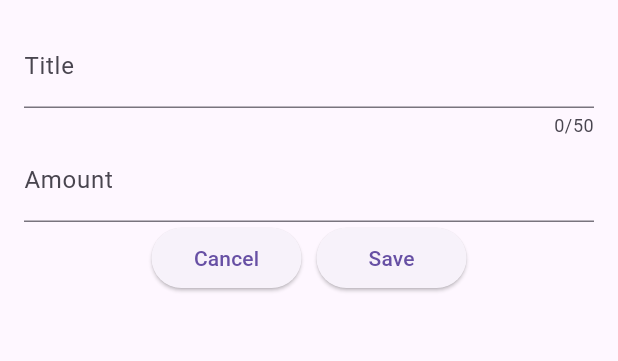
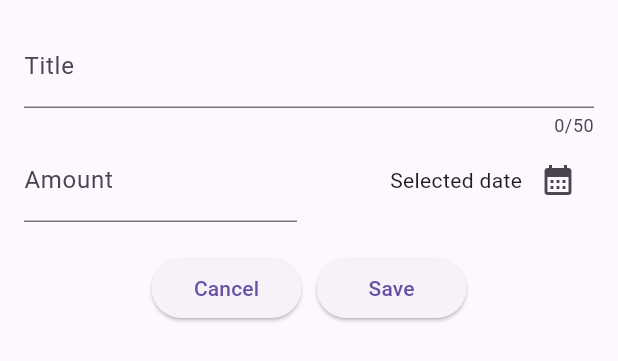
Before and after one commit to yhrjfj/expense_tracker, a Flutter app: the NewExpense widget shown alone on an empty page, opened directly, after a tap on "Save", on a phone screen of 412 x 824 dp. Shown: the top 361 px of the screen. Run offline on Flutter 3.47's test engine with Material 2 defaults, Android fonts, the phone set to English and light mode, and no system bars.

Commit message:
Configure date icon button

```diff
--- a/lib/widgets/new_expense.dart
+++ b/lib/widgets/new_expense.dart
@@ -20,6 +20,17 @@ class _NewExpenseState extends State<NewExpense> {
     super.dispose();
   }
 
+  // Date Picker
+  void _presentDatePicker() {
+    final now = DateTime.now();
+    final firstDate = DateTime(now.year - 1, now.month, now.day);
+    showDatePicker(
+        context: context,
+        initialDate: now,
+        firstDate: firstDate,
+        lastDate: now);
+  }
+
   @override
   Widget build(BuildContext context) {
     return Padding(
@@ -34,14 +45,40 @@ class _NewExpenseState extends State<NewExpense> {
               label: Text('Title'),
             ),
           ),
+          Row(
+            children: [
               // Amount
-          TextField(
+              Expanded(
+                child: TextField(
                   controller: _amountController,
                   keyboardType: TextInputType.number,
                   decoration: const InputDecoration(
                     prefixText: '\$ ',
                     label: Text('Amount'),
                   ),
+                ),
+              ),
+              const SizedBox(
+                width: 16,
+              ),
+              // Date picker
+              Expanded(
+                child: Row(
+                  mainAxisAlignment: MainAxisAlignment.end,
+                  crossAxisAlignment: CrossAxisAlignment.center,
+                  children: [
+                    const Text('Selected date'),
+                    IconButton(
+                      onPressed: _presentDatePicker,
+                      icon: const Icon(Icons.calendar_month),
+                    ),
+                  ],
+                ),
+              ),
+            ],
+          ),
+          const SizedBox(
+            height: 20,
           ),
           // Buttons
           Row(
@@ -65,8 +102,8 @@ class _NewExpenseState extends State<NewExpense> {
                 width: 100,
                 child: ElevatedButton(
                   onPressed: () {
-                    print(_titleController.text);
-                    print(_amountController.text);
+                    // print(_titleController.text);
+                    // print(_amountController.text);
                   },
                   child: const Text('Save'),
                 ),
```
Lines whose indentation alone changed are shown as unchanged.
